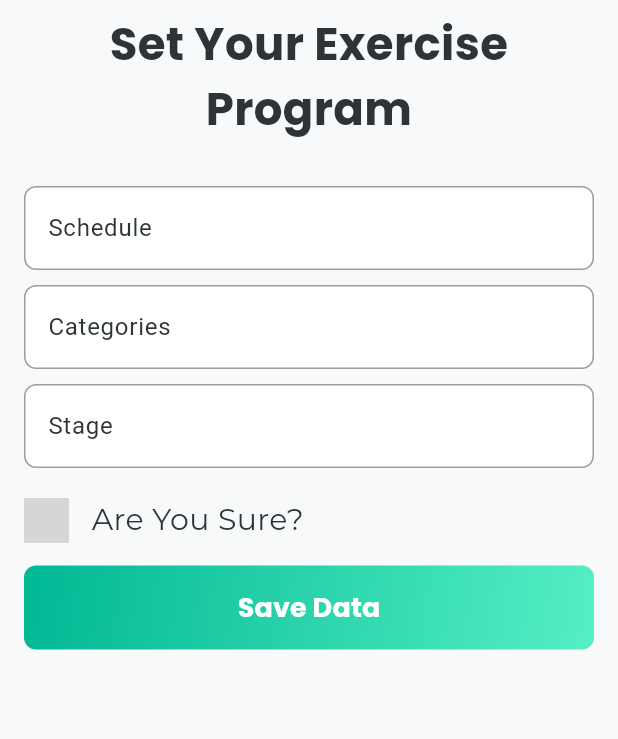
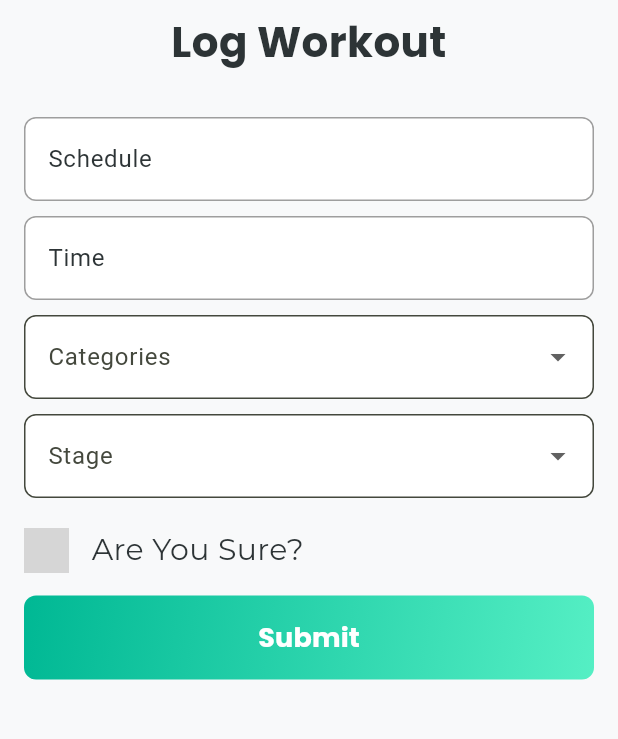
Before and after one commit to naufalrdp0400/fittness, a Flutter app: the Training1 screen opened directly, on a phone screen of 412 x 824 dp, the part 84-823 px from its top. Run offline on Flutter 3.47's test engine with Material 3 defaults, Android fonts, the phone set to English and light mode, and no system bars; our stand-ins replace font_awesome_flutter, salomon_bottom_bar, shared_preferences, sqflite; missing offline and left inert: msh_checkbox; accounts and stored records are empty; grey boxes are pictures that could not be loaded.

Commit message:
Add: DatePicker, TimePicker, DropDownButton

```diff
--- a/lib/main.dart
+++ b/lib/main.dart
@@ -1,10 +1,12 @@
 import 'package:fittness/views/screen.dart';
 import 'package:fittness/views/splash_screen.dart';
+import 'package:fittness/views/training.dart';
 import 'package:fittness/widget/botnavbar.dart';
 import 'package:flutter/material.dart';
+import 'package:intl/date_symbol_data_local.dart';
 
 void main() {
-  // initializeDateFormatting("id_ID");
+  initializeDateFormatting("id_ID");
   runApp(const MyApp());
 }
 
@@ -27,7 +29,7 @@ class MyApp extends StatelessWidget {
         SplashScreen1.id: (context) => SplashScreen1(),
         BotNavBar1.id: (context) => BotNavBar1(),
       },
-      // home: DataTrain(),
+      // home: Training1(),
     );
   }
 }
--- a/lib/models/train.dart
+++ b/lib/models/train.dart
@@ -3,12 +3,14 @@ import 'dart:convert';
 class Train {
   final int? id;
   final String schedule;
+  final String time;
   final String categories;
   final String stage;
 
   Train({
     this.id,
     required this.schedule,
+    required this.time,
     required this.categories,
     required this.stage,
   });
@@ -17,6 +19,7 @@ class Train {
     return <String, dynamic>{
       "id": id,
       "schedule": schedule,
+      "time": time,
       "categories": categories,
       "stage": stage,
     };
@@ -26,6 +29,7 @@ class Train {
     return Train(
       id: map["id"] as int,
       schedule: map["schedule"] as String,
+      time: map["time"] as String,
       categories: map["categories"] as String,
       stage: map["stage"] as String,
     );
--- a/lib/sqflite/db_helper.dart
+++ b/lib/sqflite/db_helper.dart
@@ -17,7 +17,7 @@ class DbHelper {
 
         // Tabel train
         await db.execute(
-          'CREATE TABLE trains(id INTEGER PRIMARY KEY AUTOINCREMENT, schedule TEXT, categories TEXT, stage TEXT)',
+          'CREATE TABLE trains(id INTEGER PRIMARY KEY AUTOINCREMENT, schedule TEXT, time TEXT, categories TEXT, stage TEXT)',
         );
       },
       version: 1,
--- a/lib/views/data_train.dart
+++ b/lib/views/data_train.dart
@@ -21,6 +21,7 @@ class _DataTrainState extends State<DataTrain> {
   }
 
   final TextEditingController scheduleController = TextEditingController();
+  final TextEditingController timeController = TextEditingController();
   final TextEditingController categoriesController = TextEditingController();
   final TextEditingController stageController = TextEditingController();
 
@@ -113,6 +114,7 @@ class _DataTrainState extends State<DataTrain> {
                                 onPressed: () {
                                   final updateTrain = Train(
                                     id: dataTrain.id!,
+                                    time: timeController.text,
                                     schedule: scheduleController.text,
                                     categories: categoriesController.text,
                                     stage: stageController.text,
--- a/lib/views/training.dart
+++ b/lib/views/training.dart
@@ -2,6 +2,7 @@ import 'package:fittness/models/train.dart';
 import 'package:fittness/sqflite/db_helper.dart';
 import 'package:fittness/utils/app_color.dart';
 import 'package:flutter/material.dart';
+import 'package:intl/intl.dart';
 import 'package:msh_checkbox/msh_checkbox.dart';
 
 class Training1 extends StatefulWidget {
@@ -13,8 +14,11 @@ class Training1 extends StatefulWidget {
 
 class _Training1State extends State<Training1> {
   final TextEditingController scheduleController = TextEditingController();
-  final TextEditingController categoriesController = TextEditingController();
-  final TextEditingController stageController = TextEditingController();
+  final TextEditingController timeController = TextEditingController();
+  String? selectedCategories;
+  String? selectedStage;
+  DateTime? selectedDate;
+  TimeOfDay? selectedTime;
   bool isLoading = false;
   bool isChecked = false;
   MSHCheckboxStyle style = MSHCheckboxStyle.stroke;
@@ -39,9 +43,15 @@ class _Training1State extends State<Training1> {
     isLoading = true;
     setState(() {});
     final schedule = scheduleController.text;
-    final categories = categoriesController.text;
-    final stage = stageController.text;
-    if (schedule.isEmpty || categories.isEmpty || stage.isEmpty || !isChecked) {
+    final time = timeController.text;
+    final categories = selectedCategories;
+    final stage = selectedStage;
+
+    if (schedule.isEmpty ||
+        time.isEmpty ||
+        categories == null ||
+        stage == null ||
+        !isChecked) {
       ScaffoldMessenger.of(context).showSnackBar(
         const SnackBar(
           content: Text(
@@ -55,6 +65,7 @@ class _Training1State extends State<Training1> {
     }
     final train = Train(
       schedule: schedule,
+      time: time,
       categories: categories,
       stage: stage,
     );
@@ -121,31 +132,116 @@ class _Training1State extends State<Training1> {
               children: [
                 Text(
                   textAlign: TextAlign.center,
-                  "Set Your Exercise Program",
+                  "Log Workout",
                   style: TextStyle(
                     fontFamily: "Poppins",
-                    fontSize: 30,
+                    fontSize: 28,
                     fontWeight: FontWeight.bold,
                     color: AppColor.text,
                   ),
                 ),
                 height(30),
-                buildTextField(
-                  controller: scheduleController,
-                  labelText: "Schedule",
-                  hintText: "Please set your schedule",
+                GestureDetector(
+                  onTap: () async {
+                    final DateTime? pickerDate = await showDatePicker(
+                      context: context,
+                      initialDate: DateTime.now(),
+                      firstDate: DateTime(2025),
+                      lastDate: DateTime(2026),
+                    );
+                    if (pickerDate != null) {
+                      final formatted = DateFormat(
+                        'd MMMM yyyy',
+                        'id_ID',
+                      ).format(pickerDate);
+                      scheduleController.text = formatted;
+                    }
+                  },
+                  child: AbsorbPointer(
+                    child: buildTextField(
+                      controller: scheduleController,
+                      labelText: "Schedule",
+                      hintText: "Select of Date",
+                    ),
+                  ),
                 ),
                 height(10),
-                buildTextField(
-                  controller: categoriesController,
-                  labelText: "Categories",
-                  hintText: "Select the category you want",
+                GestureDetector(
+                  onTap: () async {
+                    final TimeOfDay? pickerTime = await showTimePicker(
+                      context: context,
+                      initialTime: TimeOfDay.now(),
+                    );
+                    if (pickerTime != null) {
+                      final now = DateTime.now();
+                      final time = DateTime(
+                        now.year,
+                        now.month,
+                        now.day,
+                        pickerTime.hour,
+                        pickerTime.minute,
+                      );
+                      final formattedTime = DateFormat.jm("id_ID").format(time);
+                      timeController.text = formattedTime;
+                    }
+                  },
+                  child: AbsorbPointer(
+                    child: buildTextField(
+                      controller: timeController,
+                      labelText: "Time",
+                      hintText: "Select of Time",
+                    ),
+                  ),
                 ),
                 height(10),
-                buildTextField(
-                  controller: stageController,
-                  labelText: "Stage",
-                  hintText: "Select the stage you want",
+                DropdownButtonFormField<String>(
+                  value: selectedCategories,
+                  items: ["Yoga", "Cardio", "Strength", "Stretching"].map((
+                    String value,
+                  ) {
+                    return DropdownMenuItem<String>(
+                      value: value,
+                      child: Text(value),
+                    );
+                  }).toList(),
+                  decoration: InputDecoration(
+                    labelText: "Categories",
+                    filled: true,
+                    fillColor: Colors.white,
+                    border: OutlineInputBorder(
+                      borderRadius: BorderRadius.circular(8),
+                    ),
+                  ),
+                  onChanged: (value) {
+                    setState(() {
+                      selectedCategories = value!;
+                    });
+                  },
+                ),
+                height(10),
+                DropdownButtonFormField<String>(
+                  value: selectedStage,
+                  items: ["Beginner", "Intermediate", "Advance"].map((
+                    String value,
+                  ) {
+                    return DropdownMenuItem<String>(
+                      value: value,
+                      child: Text(value),
+                    );
+                  }).toList(),
+                  decoration: InputDecoration(
+                    labelText: "Stage",
+                    filled: true,
+                    fillColor: Colors.white,
+                    border: OutlineInputBorder(
+                      borderRadius: BorderRadius.circular(8),
+                    ),
+                  ),
+                  onChanged: (value) {
+                    setState(() {
+                      selectedStage = value!;
+                    });
+                  },
                 ),
                 height(20),
                 Row(
@@ -202,7 +298,7 @@ class _Training1State extends State<Training1> {
                       child: isLoading
                           ? const CircularProgressIndicator(color: Colors.white)
                           : Text(
-                              "Save Data",
+                              "Submit",
                               style: TextStyle(
                                 fontFamily: "Poppins",
                                 fontSize: 18,
--- a/pubspec.yaml
+++ b/pubspec.yaml
@@ -37,6 +37,7 @@ dependencies:
   percent_indicator: ^4.2.5
   salomon_bottom_bar: ^3.3.2
   msh_checkbox: ^2.0.1
+  intl: ^0.20.2
 
   # The following adds the Cupertino Icons font to your application.
   # Use with the CupertinoIcons class for iOS style icons.
```
Also changed, not shown: pubspec.lock.
